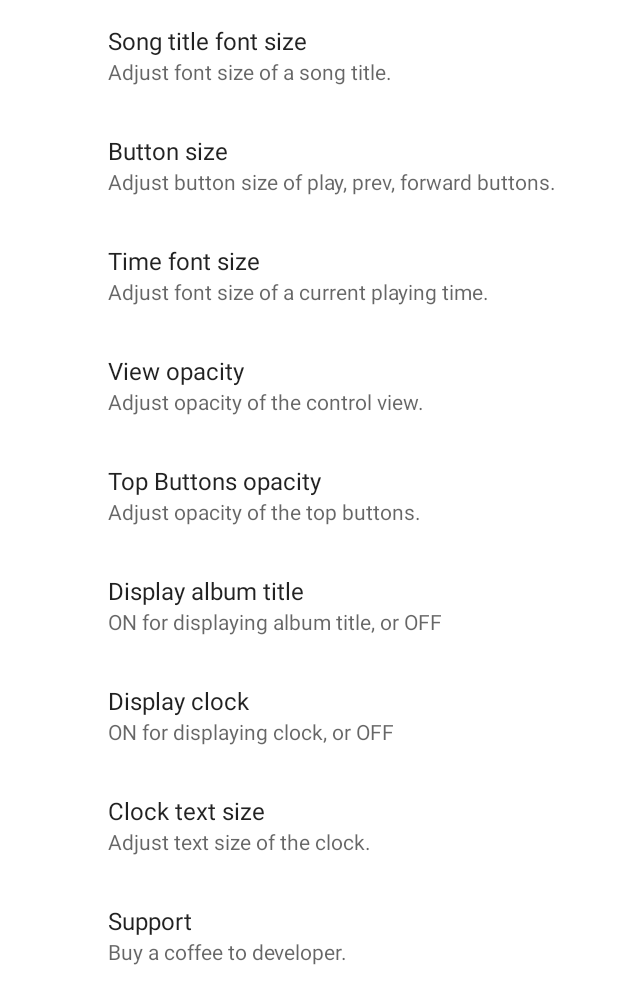
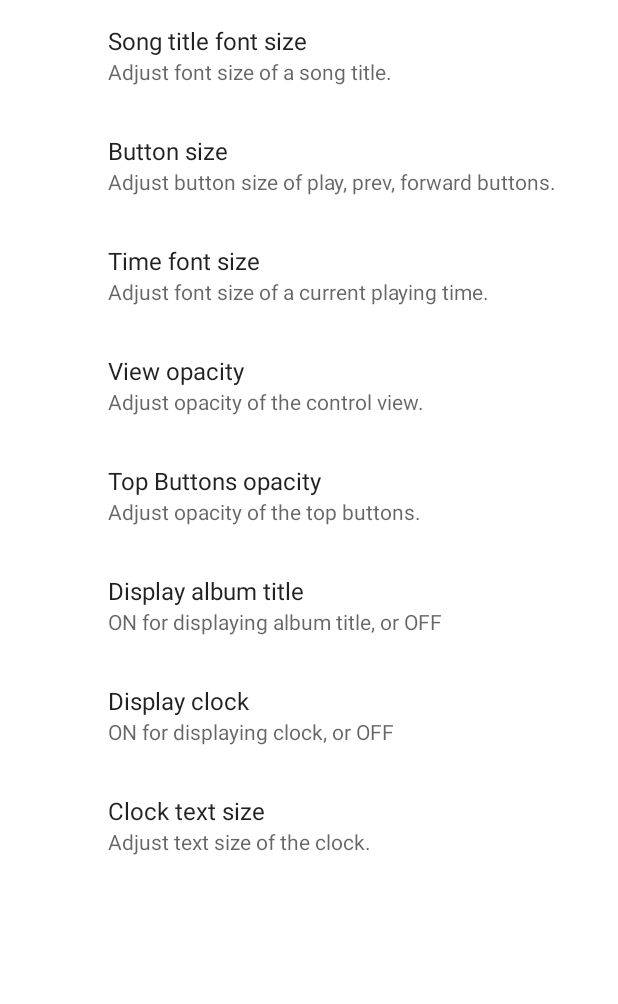
Before and after one commit to RossKim/floating-music, an Android app: the SettingFragment screen opened directly, with no data from a screen before it, on a phone screen of 412 x 824 dp. Shown: the top 1004 px of the screen. Run offline under Robolectric (Android 15) with nearby library versions, the phone set to English and light mode, and no system bars; our stand-ins replace androidx.preference.

Commit message:
remove support (v1.3.2)

```diff
--- a/app/src/main/res/xml/preferences.xml
+++ b/app/src/main/res/xml/preferences.xml
@@ -72,10 +72,4 @@
         android:positiveButtonText="@null"
         android:summary="@string/pref_clock_size_message"
         android:title="@string/pref_clock_size_title" />
-    <androidx.preference.Preference
-        android:key="support"
-        android:negativeButtonText="@null"
-        android:positiveButtonText="@null"
-        android:summary="@string/pref_support_message"
-        android:title="@string/pref_support_title" />
 </androidx.preference.PreferenceScreen>
--- a/build.gradle
+++ b/build.gradle
@@ -8,7 +8,7 @@ buildscript {
         classpath 'com.android.tools.build:gradle:8.11.1'
         classpath "org.jetbrains.kotlin:kotlin-gradle-plugin:2.2.0"
         classpath 'com.google.gms:google-services:4.4.3'
-        classpath 'com.google.firebase:firebase-crashlytics-gradle:3.0.4'
+        classpath 'com.google.firebase:firebase-crashlytics-gradle:3.0.5'
 
         // NOTE: Do not place your application dependencies here; they belong
         // in the individual module build.gradle files
```
Also changed, not shown: app/build.gradle (+5 -5 lines), app/src/main/java/kr/co/mrk13/android/androidfloatingmusic/ui/SettingActivity.kt (+0 -10 lines), 1 other file.
